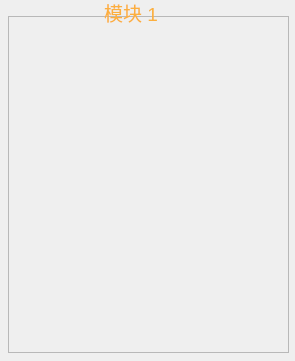
Old version of the form Window/Module/modular.ui in the repository caosq/ChickenFarm.
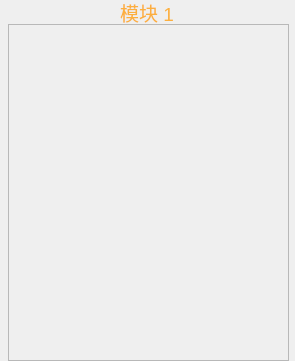
New version of the form. Icons and pictures are not drawn.

```diff
--- a/Window/Module/modular.ui
+++ b/Window/Module/modular.ui
@@ -17,7 +17,7 @@
    <property name="geometry">
     <rect>
      <x>8</x>
-     <y>16</y>
+     <y>24</y>
      <width>281</width>
      <height>337</height>
     </rect>
@@ -36,7 +36,7 @@
   <widget class="QLabel" name="label">
    <property name="geometry">
     <rect>
-     <x>104</x>
+     <x>120</x>
      <y>0</y>
      <width>57</width>
      <height>25</height>
```
